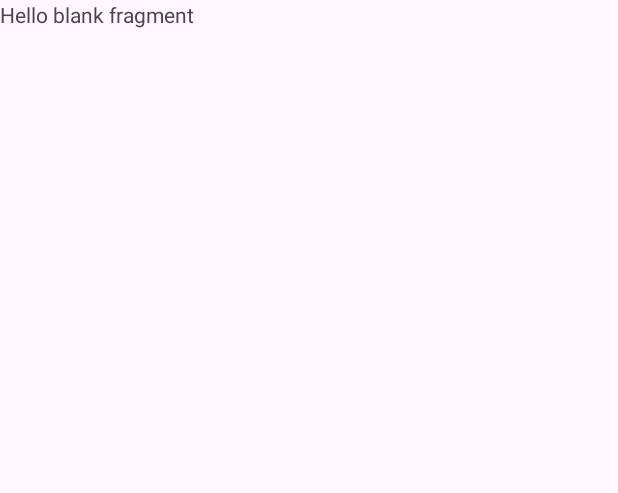
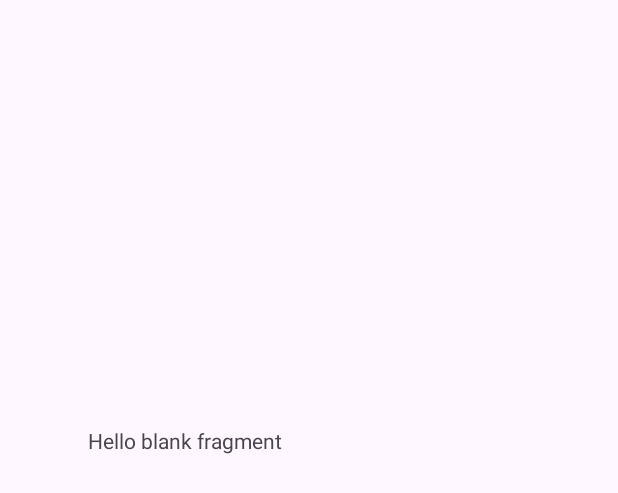
Before and after one commit to Radon240/SomniumApp, an Android app: the layout fragment_settings.xml on its own in the app's theme, with its tools: preview values and no code run, on a phone screen of 412 x 824 dp. Shown: the top 493 px of the screen. Run offline under Robolectric (Android 15) with nearby library versions, the phone set to English and light mode, and no system bars.

Commit message:
Setup navigation

```diff
--- a/app/src/main/java/com/example/somniumapp/MainActivity.kt
+++ b/app/src/main/java/com/example/somniumapp/MainActivity.kt
@@ -1,6 +1,5 @@
 package com.example.somniumapp
 
-import android.annotation.SuppressLint
 import androidx.appcompat.app.AppCompatActivity
 import android.os.Bundle
 import android.view.MenuItem
@@ -32,7 +31,7 @@ class MainActivity : AppCompatActivity(), NavigationView.OnNavigationItemSelecte
 
         binding.navView.setNavigationItemSelectedListener(this)
         binding.bottomNavView.background = null
-        binding.bottomNavView.setOnItemReselectedListener{ item ->
+        binding.bottomNavView.setOnItemSelectedListener{ item ->
             when(item.itemId){
                 R.id.bottom_homeFragment -> replaceFragment(Home())
                 R.id.bottom_settingsFragment -> replaceFragment(Settings())
@@ -61,14 +60,14 @@ class MainActivity : AppCompatActivity(), NavigationView.OnNavigationItemSelecte
         return true
     }
 
-    @SuppressLint("MissingSuperCall")
+    /*@SuppressLint("MissingSuperCall") //Не понял за что отвечает
     override fun onBackPressed() {
         if(binding.drawerLayout.isDrawerOpen(GravityCompat.START)){
             binding.drawerLayout.closeDrawer(GravityCompat.START)
         }else{
             super.onBackPressedDispatcher.onBackPressed()
         }
-    }
+    }*/
 
     private fun replaceFragment(fragment: Fragment) {
         supportFragmentManager.beginTransaction()
--- a/app/src/main/res/layout/fragment_settings.xml
+++ b/app/src/main/res/layout/fragment_settings.xml
@@ -10,12 +10,14 @@
     <!-- TODO: Update blank fragment layout -->
     <TextView
         android:id="@+id/textView2"
-        android:layout_width="0dp"
-        android:layout_height="0dp"
+        android:layout_width="276dp"
+        android:layout_height="45dp"
         android:text="@string/hello_blank_fragment"
         app:layout_constraintBottom_toBottomOf="parent"
         app:layout_constraintEnd_toEndOf="parent"
+        app:layout_constraintHorizontal_bias="0.429"
         app:layout_constraintStart_toStartOf="parent"
-        app:layout_constraintTop_toTopOf="parent" />
+        app:layout_constraintTop_toTopOf="parent"
+        app:layout_constraintVertical_bias="0.365" />
 
 </androidx.constraintlayout.widget.ConstraintLayout>
```
